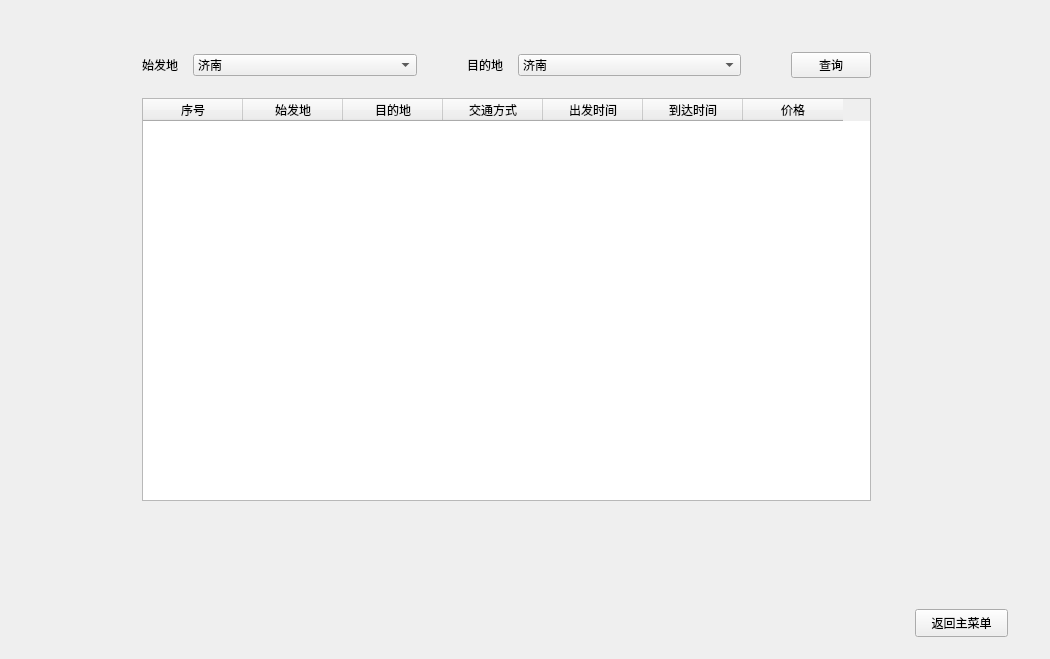
Wjc1999/Data_structure_touring_simulator, file src/qt_headers/widget.ui: the form before one commit.
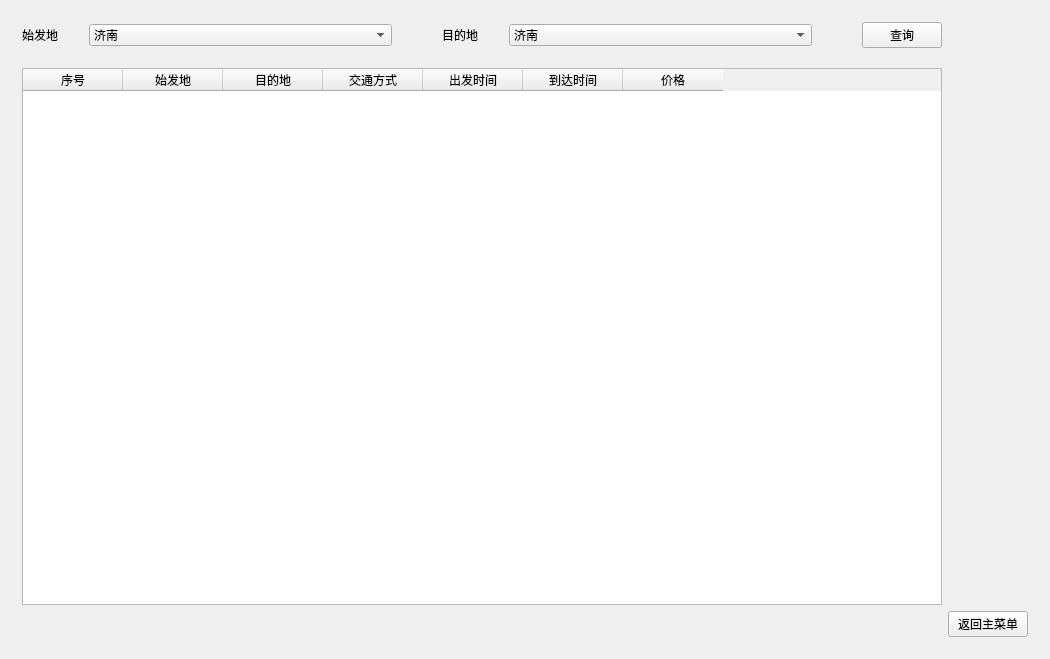
The form after the commit. The open tabs and pages were chosen to show the change.

```diff
--- a/src/qt_headers/widget.ui
+++ b/src/qt_headers/widget.ui
@@ -327,28 +327,8 @@
       </layout>
      </widget>
      <widget class="QWidget" name="QueryPage">
-      <widget class="QPushButton" name="QueryPageToMenuButton">
-       <property name="geometry">
-        <rect>
-         <x>904</x>
-         <y>598</y>
-         <width>93</width>
-         <height>28</height>
-        </rect>
-       </property>
-       <property name="text">
-        <string>返回主菜单</string>
-       </property>
-      </widget>
-      <widget class="QWidget" name="layoutWidget">
-       <property name="geometry">
-        <rect>
-         <x>120</x>
-         <y>30</y>
-         <width>751</width>
-         <height>471</height>
-        </rect>
-       </property>
+      <layout class="QGridLayout" name="gridLayout_4">
+       <item row="0" column="0">
        <layout class="QVBoxLayout" name="verticalLayout" stretch="1,10">
         <property name="spacing">
          <number>20</number>
@@ -759,7 +739,15 @@
          </widget>
         </item>
        </layout>
-      </widget>
+       </item>
+       <item row="1" column="1">
+        <widget class="QPushButton" name="QueryPageToMenuButton">
+         <property name="text">
+          <string>返回主菜单</string>
+         </property>
+        </widget>
+       </item>
+      </layout>
      </widget>
      <widget class="QWidget" name="OrderPage">
       <layout class="QGridLayout" name="gridLayout_6">
```
Lines whose indentation alone changed are shown as unchanged.
